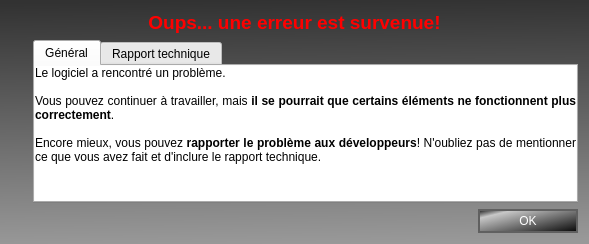
Old version of the form python/resources/ui/CrashDialog.ui in the repository introlab/OpenIMU.
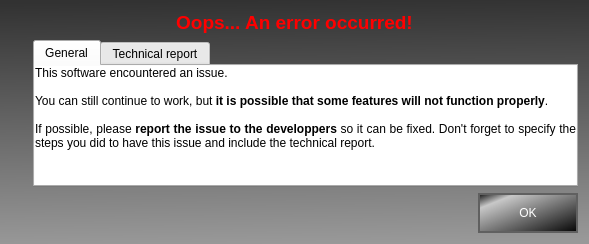
New version of the form. Icons and pictures are not drawn.

```diff
--- a/python/resources/ui/CrashDialog.ui
+++ b/python/resources/ui/CrashDialog.ui
@@ -42,12 +42,11 @@
      <property name="font">
       <font>
        <pointsize>14</pointsize>
-       <weight>75</weight>
        <bold>true</bold>
       </font>
      </property>
      <property name="text">
-      <string>Oups... une erreur est survenue!</string>
+      <string>Oops... An error occurred!</string>
      </property>
      <property name="alignment">
       <set>Qt::AlignCenter</set>
@@ -85,7 +84,7 @@
        </property>
        <widget class="QWidget" name="tabGeneral">
         <attribute name="title">
-         <string>Général</string>
+         <string>General</string>
         </attribute>
         <layout class="QHBoxLayout" name="horizontalLayout_2">
          <property name="leftMargin">
@@ -103,7 +102,7 @@
          <item>
           <widget class="QLabel" name="lblInfos">
            <property name="text">
-            <string>&lt;html&gt;&lt;head/&gt;&lt;body&gt;&lt;p&gt;Le logiciel a rencontré un problème.&lt;br/&gt;&lt;br/&gt;Vous pouvez continuer à travailler, mais&lt;span style=&quot; font-weight:600;&quot;&gt; il se pourrait que certains éléments ne fonctionnent plus correctement&lt;/span&gt;.&lt;br/&gt;&lt;br/&gt;Encore mieux, vous pouvez &lt;span style=&quot; font-weight:600;&quot;&gt;rapporter le problème aux développeurs&lt;/span&gt;! N'oubliez pas de mentionner ce que vous avez fait et d'inclure le rapport technique.&lt;br/&gt;&lt;br/&gt;&lt;/p&gt;&lt;/body&gt;&lt;/html&gt;</string>
+            <string>&lt;html&gt;&lt;head/&gt;&lt;body&gt;&lt;p&gt;This software encountered an issue.&lt;br/&gt;&lt;br/&gt;You can still continue to work, but&lt;span style=&quot; font-weight:600;&quot;&gt; it is possible that some features will not function properly&lt;/span&gt;.&lt;br/&gt;&lt;br/&gt;If possible, please &lt;span style=&quot; font-weight:600;&quot;&gt;report the issue to the developpers&lt;/span&gt; so it can be fixed. Don't forget to specify the steps you did to have this issue and include the technical report.&lt;br/&gt;&lt;br/&gt;&lt;/p&gt;&lt;/body&gt;&lt;/html&gt;</string>
            </property>
            <property name="alignment">
             <set>Qt::AlignJustify|Qt::AlignTop</set>
@@ -120,7 +119,7 @@
        </widget>
        <widget class="QWidget" name="tabTech">
         <attribute name="title">
-         <string>Rapport technique</string>
+         <string>Technical report</string>
         </attribute>
         <layout class="QVBoxLayout" name="verticalLayout_2">
          <property name="leftMargin">
@@ -164,7 +163,7 @@
        <property name="minimumSize">
         <size>
          <width>100</width>
-         <height>24</height>
+         <height>40</height>
         </size>
        </property>
        <property name="cursor">
@@ -173,6 +172,16 @@
        <property name="text">
         <string>OK</string>
        </property>
+       <property name="icon">
+        <iconset resource="../core.qrc">
+         <normaloff>:/OpenIMU/icons/delete.png</normaloff>:/OpenIMU/icons/delete.png</iconset>
+       </property>
+       <property name="iconSize">
+        <size>
+         <width>24</width>
+         <height>24</height>
+        </size>
+       </property>
       </widget>
      </item>
     </layout>
```
Left out of the diff: 2 changed lines with no effect on the pictures.
